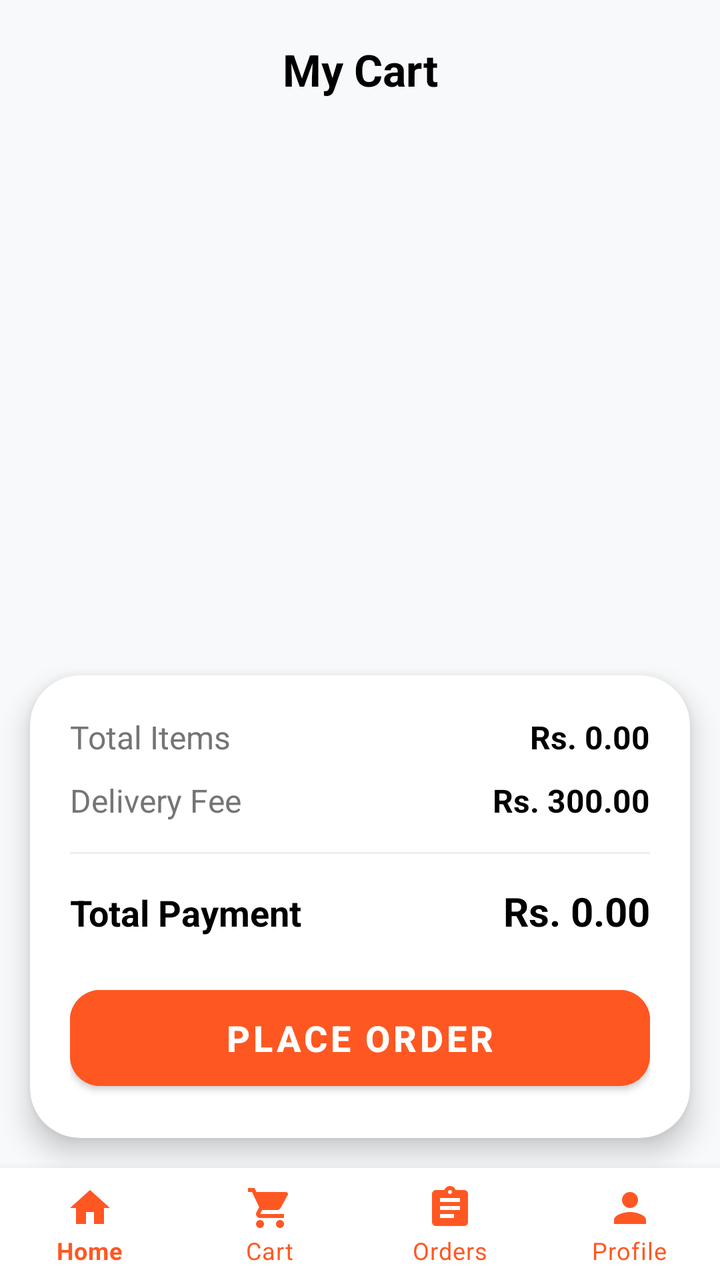
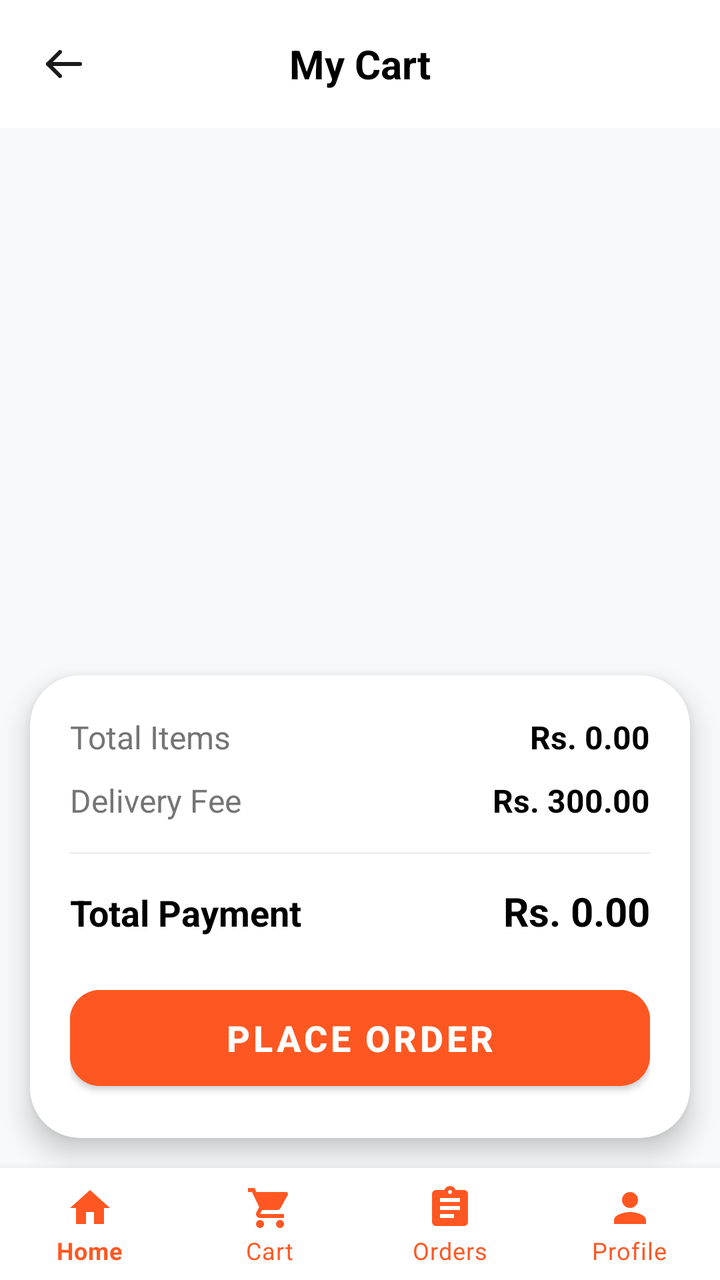

An Android layout rendered at two revisions. The XML below is the earlier revision; the diff shows what the commit changed to produce the second picture.
<!-- AndroidManifest.xml: application theme Theme.BakeBlissBakery -->
<!-- res/layout/activity_cart.xml -->
<?xml version="1.0" encoding="utf-8"?>
<androidx.constraintlayout.widget.ConstraintLayout xmlns:android="http://schemas.android.com/apk/res/android"
    xmlns:app="http://schemas.android.com/apk/res-auto"
    xmlns:tools="http://schemas.android.com/tools"
    android:id="@+id/main_cart_layout"
    android:layout_width="match_parent"
    android:layout_height="match_parent"
    android:background="#F8F9FA">

    <TextView
        android:id="@+id/cart_title"
        android:layout_width="match_parent"
        android:layout_height="wrap_content"
        android:text="My Cart"
        android:textAlignment="center"
        android:textSize="22sp"
        android:textStyle="bold"
        android:textColor="@color/black"
        android:padding="20dp"
        app:layout_constraintTop_toTopOf="parent" />

    <androidx.recyclerview.widget.RecyclerView
        android:id="@+id/rvCartItems"
        android:layout_width="match_parent"
        android:layout_height="0dp"
        android:clipToPadding="false"
        android:paddingHorizontal="20dp"
        android:paddingTop="10dp"
        app:layout_constraintTop_toBottomOf="@id/cart_title"
        app:layout_constraintBottom_toTopOf="@id/bottom_bill_layout"/>

    <LinearLayout
        android:id="@+id/layoutEmptyCart"
        android:layout_width="match_parent"
        android:layout_height="wrap_content"
        android:orientation="vertical"
        android:gravity="center"
        android:visibility="gone"
        app:layout_constraintTop_toTopOf="parent"
        app:layout_constraintBottom_toTopOf="@id/bottom_navigation">

        <TextView
            android:layout_width="wrap_content"
            android:layout_height="wrap_content"
            android:text="🛒"
            android:textSize="60sp"/>

        <TextView
            android:layout_width="wrap_content"
            android:layout_height="wrap_content"
            android:text="Your cart is empty!"
            android:textSize="20sp"
            android:textStyle="bold"
            android:textColor="@color/black"
            android:layout_marginTop="10dp"/>

        <TextView
            android:layout_width="wrap_content"
            android:layout_height="wrap_content"
            android:text="Add some delicious food to proceed."
            android:textSize="14sp"
            android:textColor="#757575"
            android:layout_marginTop="5dp"/>
    </LinearLayout>

    <androidx.cardview.widget.CardView
        android:id="@+id/bottom_bill_layout"
        android:layout_width="match_parent"
        android:layout_height="wrap_content"
        android:layout_margin="15dp"
        app:cardBackgroundColor="@color/white"
        app:cardCornerRadius="25dp"
        app:cardElevation="8dp"
        app:layout_constraintBottom_toTopOf="@+id/bottom_navigation">

        <LinearLayout
            android:layout_width="match_parent"
            android:layout_height="wrap_content"
            android:orientation="vertical"
            android:padding="20dp">

            <LinearLayout
                android:layout_width="match_parent"
                android:layout_height="wrap_content"
                android:orientation="horizontal"
                android:layout_marginBottom="10dp">
                <TextView
                    android:layout_width="0dp"
                    android:layout_weight="1"
                    android:layout_height="wrap_content"
                    android:text="Total Items"
                    android:textColor="#757575"
                    android:textSize="16sp" />
                <TextView
                    android:id="@+id/tvSubTotal"
                    android:layout_width="wrap_content"
                    android:layout_height="wrap_content"
                    android:text="Rs. 0.00"
                    android:textColor="@color/black"
                    android:textSize="16sp"
                    android:textStyle="bold"/>
            </LinearLayout>

            <LinearLayout
                android:layout_width="match_parent"
                android:layout_height="wrap_content"
                android:orientation="horizontal"
                android:layout_marginBottom="15dp">
                <TextView
                    android:layout_width="0dp"
                    android:layout_weight="1"
                    android:layout_height="wrap_content"
                    android:text="Delivery Fee"
                    android:textColor="#757575"
                    android:textSize="16sp" />
                <TextView
                    android:id="@+id/tvDeliveryFee"
                    android:layout_width="wrap_content"
                    android:layout_height="wrap_content"
                    android:text="Rs. 300.00"
                    android:textColor="@color/black"
                    android:textSize="16sp"
                    android:textStyle="bold"/>
            </LinearLayout>

            <View
                android:layout_width="match_parent"
                android:layout_height="1dp"
                android:background="#EEEEEE"
                android:layout_marginBottom="15dp"/>

            <LinearLayout
                android:layout_width="match_parent"
                android:layout_height="wrap_content"
                android:orientation="horizontal"
                android:layout_marginBottom="20dp">
                <TextView
                    android:layout_width="0dp"
                    android:layout_weight="1"
                    android:layout_height="wrap_content"
                    android:text="Total Payment"
                    android:textColor="@color/black"
                    android:textStyle="bold"
                    android:textSize="18sp" />
                <TextView
                    android:id="@+id/tvGrandTotal"
                    android:layout_width="wrap_content"
                    android:layout_height="wrap_content"
                    android:text="Rs. 0.00"
                    android:textColor="@color/black"
                    android:textSize="20sp"
                    android:textStyle="bold"/>
            </LinearLayout>

            <Button
                android:id="@+id/btnPlaceOrder"
                android:layout_width="match_parent"
                android:layout_height="60dp"
                android:backgroundTint="#FF5722"
                android:text="Place Order"
                android:textColor="@color/white"
                android:textSize="18sp"
                android:textStyle="bold"
                app:cornerRadius="15dp" />
        </LinearLayout>
    </androidx.cardview.widget.CardView>

    <com.google.android.material.bottomnavigation.BottomNavigationView
        android:id="@+id/bottom_navigation"
        android:layout_width="match_parent"
        android:layout_height="wrap_content"
        android:background="@color/white"
        app:itemIconTint="#FF5722"
        app:itemTextColor="#FF5722"
        app:labelVisibilityMode="labeled"
        app:layout_constraintBottom_toBottomOf="parent"
        app:menu="@menu/bottom_nav_menu" />

</androidx.constraintlayout.widget.ConstraintLayout>
<!-- resources referenced by this layout -->
<resources>
  <color name="black">#FF000000</color>
  <color name="white">#FFFFFFFF</color>
  <style name="Theme.BakeBlissBakery" parent="Theme.MaterialComponents.Light.NoActionBar">
          <item name="colorPrimary">@color/colorPrimary</item>
          <item name="colorPrimaryDark">@color/colorPrimaryDark</item>
          <item name="colorAccent">@color/colorAccent</item>
          <item name="android:statusBarColor">@color/white</item>
          <item name="android:windowLightStatusBar">true</item>
      </style>
  <color name="colorPrimary">#FF4B1F</color>
  <color name="colorPrimaryDark">#D84315</color>
  <color name="colorAccent">#FF5722</color>
</resources>

<!-- the commit's change to res/layout/activity_cart.xml (unified diff, before → after) -->
@@ -7,17 +7,40 @@
     android:layout_height="match_parent"
     android:background="#F8F9FA">
 
-    <TextView
+    
+    <LinearLayout
         android:id="@+id/cart_title"
         android:layout_width="match_parent"
         android:layout_height="wrap_content"
-        android:text="My Cart"
-        android:textAlignment="center"
-        android:textSize="22sp"
-        android:textStyle="bold"
-        android:textColor="@color/black"
-        android:padding="20dp"
-        app:layout_constraintTop_toTopOf="parent" />
+        android:orientation="horizontal"
+        android:gravity="center_vertical"
+        android:paddingHorizontal="12dp"
+        android:paddingVertical="12dp"
+        android:background="@color/white"
+        app:layout_constraintTop_toTopOf="parent">
+
+        <ImageView
+            android:id="@+id/btnBackCart"
+            android:layout_width="40dp"
+            android:layout_height="40dp"
+            android:src="@drawable/ic_back_arrow"
+            android:padding="8dp"
+            android:background="?attr/selectableItemBackgroundBorderless"
+            android:clickable="true"
+            android:focusable="true"
+            android:contentDescription="Back" />
+
+        <TextView
+            android:layout_width="0dp"
+            android:layout_weight="1"
+            android:layout_height="wrap_content"
+            android:text="My Cart"
+            android:textAlignment="center"
+            android:textSize="20sp"
+            android:textStyle="bold"
+            android:textColor="@color/black"
+            android:layout_marginEnd="40dp" />
+    </LinearLayout>
 
     <androidx.recyclerview.widget.RecyclerView
         android:id="@+id/rvCartItems"
<!-- resource entries referenced after the edit -->
@@ -2,6 +2,27 @@
 <resources>
   <color name="black">#FF000000</color>
   <color name="white">#FFFFFFFF</color>
+  <!-- drawable ic_back_arrow (drawable) -->
+  <vector xmlns:android="http://schemas.android.com/apk/res/android"
+      android:width="24dp"
+      android:height="24dp"
+      android:viewportWidth="24"
+      android:viewportHeight="24">
+      <path
+          android:fillColor="@android:color/transparent"
+          android:pathData="M20,12L4,12"
+          android:strokeWidth="2"
+          android:strokeColor="#1A1A1A"
+          android:strokeLineCap="round"
+          android:strokeLineJoin="round"/>
+      <path
+          android:fillColor="@android:color/transparent"
+          android:pathData="M10,18l-6,-6 6,-6"
+          android:strokeWidth="2"
+          android:strokeColor="#1A1A1A"
+          android:strokeLineCap="round"
+          android:strokeLineJoin="round"/>
+  </vector>
   <style name="Theme.BakeBlissBakery" parent="Theme.MaterialComponents.Light.NoActionBar">
           <item name="colorPrimary">@color/colorPrimary</item>
           <item name="colorPrimaryDark">@color/colorPrimaryDark</item>
